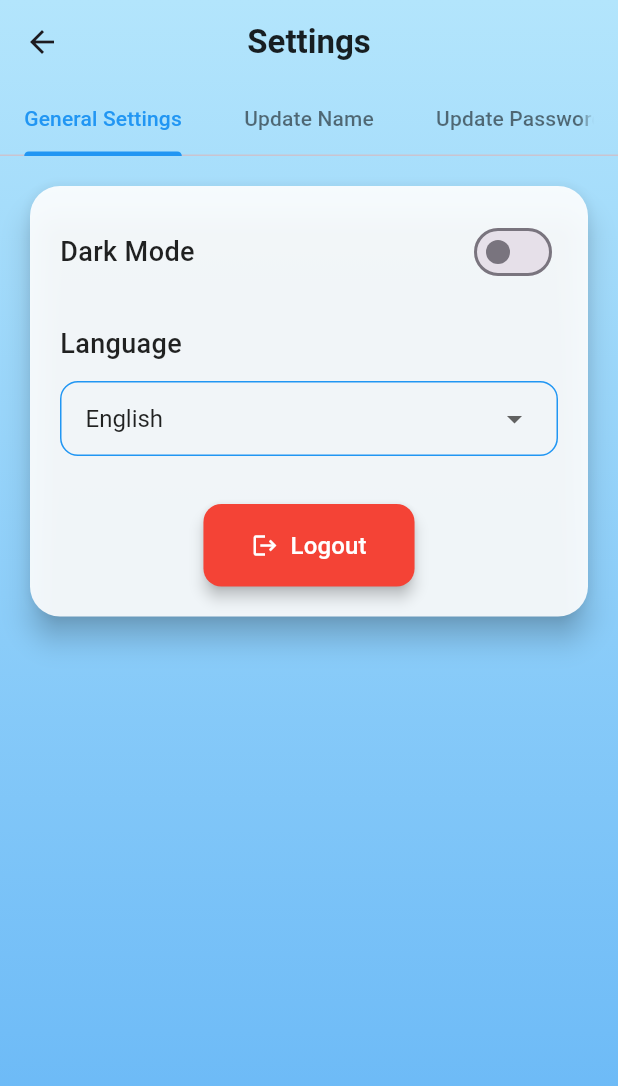
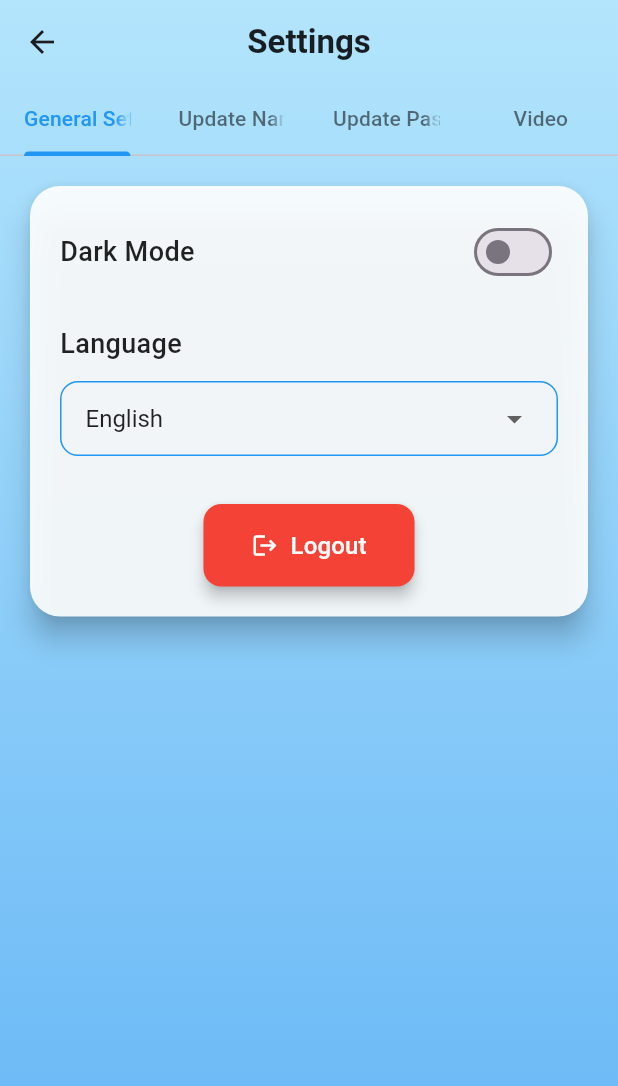
Before and after one commit to MINA000000/Flood_Prediction_app, a Flutter app: the SettingScreen screen opened directly, on a phone screen of 412 x 824 dp. Shown: the top 1086 px of the screen. Run offline on Flutter 3.47's test engine with Material 3 defaults, Android fonts, the phone set to English and light mode, and no system bars; our stand-ins replace cloud_firestore, easy_localization, firebase_auth, firebase_core, firebase_messaging, geocoding and 4 more; accounts and stored records are empty; network calls fail; statements that could not run were skipped.

Commit message:
the video is added correctly

```diff
--- a/lib/screens/setting_screen.dart
+++ b/lib/screens/setting_screen.dart
@@ -1,6 +1,7 @@
 import 'package:easy_localization/easy_localization.dart';
 import 'package:flutter/material.dart';
 import 'package:provider/provider.dart';
+import 'package:video_player/video_player.dart';
 import 'package:weather_app/providers/theme_provider.dart';
 import 'package:weather_app/providers/locale_provider.dart';
 import 'package:weather_app/providers/auth_provider.dart' as myAuth;
@@ -21,11 +22,16 @@ class _SettingScreenState extends State<SettingScreen>
   final _confirmPasswordController = TextEditingController();
   bool _isUpdating = false;
   late TabController _tabController;
+  late VideoPlayerController _videoController;
 
   @override
   void initState() {
     super.initState();
-    _tabController = TabController(length: 3, vsync: this);
+    _tabController = TabController(length: 4, vsync: this); // Updated to 4 tabs
+    _videoController = VideoPlayerController.asset('assets/videos/alertVideo.mp4')
+      ..initialize().then((_) {
+        setState(() {}); // Update UI when video is initialized
+      });
   }
 
   @override
@@ -35,6 +41,7 @@ class _SettingScreenState extends State<SettingScreen>
     _newPasswordController.dispose();
     _confirmPasswordController.dispose();
     _tabController.dispose();
+    _videoController.dispose(); // Dispose video controller
     super.dispose();
   }
 
@@ -80,6 +87,7 @@ class _SettingScreenState extends State<SettingScreen>
               Tab(text: 'general_settings'.tr()),
               Tab(text: 'update_name'.tr()),
               Tab(text: 'update_password'.tr()),
+              Tab(text: 'video'.tr()), // New Video tab
             ],
           ),
         ),
@@ -103,7 +111,6 @@ class _SettingScreenState extends State<SettingScreen>
                       child: Column(
                         crossAxisAlignment: CrossAxisAlignment.start,
                         children: [
-                          // Theme Toggle
                           Row(
                             mainAxisAlignment: MainAxisAlignment.spaceBetween,
                             children: [
@@ -129,7 +136,6 @@ class _SettingScreenState extends State<SettingScreen>
                             ],
                           ),
                           const SizedBox(height: 24),
-                          // Language Selection
                           Text(
                             'language'.tr(),
                             style: TextStyle(
@@ -178,7 +184,6 @@ class _SettingScreenState extends State<SettingScreen>
                             ),
                           ),
                           const SizedBox(height: 32),
-                          // Logout Button
                           Center(
                             child: ElevatedButton.icon(
                               onPressed: () async {
@@ -580,6 +585,79 @@ class _SettingScreenState extends State<SettingScreen>
                 ],
               ),
             ),
+            // Video Tab
+            SingleChildScrollView(
+              padding: const EdgeInsets.all(16.0),
+              child: Column(
+                children: [
+                  Card(
+                    elevation: 8,
+                    shape: RoundedRectangleBorder(
+                      borderRadius: BorderRadius.circular(20),
+                    ),
+                    color:
+                        isDark ? Colors.black54 : Colors.white.withOpacity(0.9),
+                    child: Padding(
+                      padding: const EdgeInsets.all(20.0),
+                      child: Column(
+                        crossAxisAlignment: CrossAxisAlignment.start,
+                        children: [
+                          Text(
+                            'video'.tr(),
+                            style: TextStyle(
+                              fontSize: 18,
+                              fontWeight: FontWeight.w500,
+                              color: isDark ? Colors.white : Colors.black87,
+                            ),
+                          ),
+                          const SizedBox(height: 20),
+                          _videoController.value.isInitialized
+                              ? AspectRatio(
+                                  aspectRatio: _videoController.value.aspectRatio,
+                                  child: VideoPlayer(_videoController),
+                                )
+                              : const Center(
+                                  child: CircularProgressIndicator(),
+                                ),
+                          const SizedBox(height: 16),
+                          Center(
+                            child: ElevatedButton(
+                              onPressed: () {
+                                setState(() {
+                                  _videoController.value.isPlaying
+                                      ? _videoController.pause()
+                                      : _videoController.play();
+                                });
+                              },
+                              style: ElevatedButton.styleFrom(
+                                backgroundColor:
+                                    isDark ? Colors.tealAccent : Colors.blue,
+                                foregroundColor:
+                                    isDark ? Colors.black : Colors.white,
+                                shape: RoundedRectangleBorder(
+                                  borderRadius: BorderRadius.circular(12),
+                                ),
+                                padding: const EdgeInsets.symmetric(
+                                  horizontal: 32,
+                                  vertical: 16,
+                                ),
+                                elevation: 4,
+                              ),
+                              child: Text(
+                                _videoController.value.isPlaying
+                                    ? 'pause'.tr()
+                                    : 'play'.tr(),
+                                style: const TextStyle(fontSize: 16),
+                              ),
+                            ),
+                          ),
+                        ],
+                      ),
+                    ),
+                  ),
+                ],
+              ),
+            ),
           ],
         ),
       ),
--- a/pubspec.yaml
+++ b/pubspec.yaml
@@ -48,6 +48,7 @@ dependencies:
   shared_preferences: ^2.2.2
   intl: ^0.19.0
   google_sign_in: ^6.2.1
+  video_player: ^2.10.0
 dev_dependencies:
   flutter_test:
     sdk: flutter
@@ -79,7 +80,8 @@ flutter:
   assets:
     - assets/images/
     - assets/translations/
-
+    # - assets/videos/
+    - assets/videos/alertVideo.mp4
   # An image asset can refer to one or more resolution-specific "variants", see
   # https://flutter.dev/assets-and-images/#resolution-aware
 
```
Also changed, not shown: assets/translations/ar.json (+15 -1 lines), assets/translations/en.json (+15 -1 lines), pubspec.lock, 2 other files.
